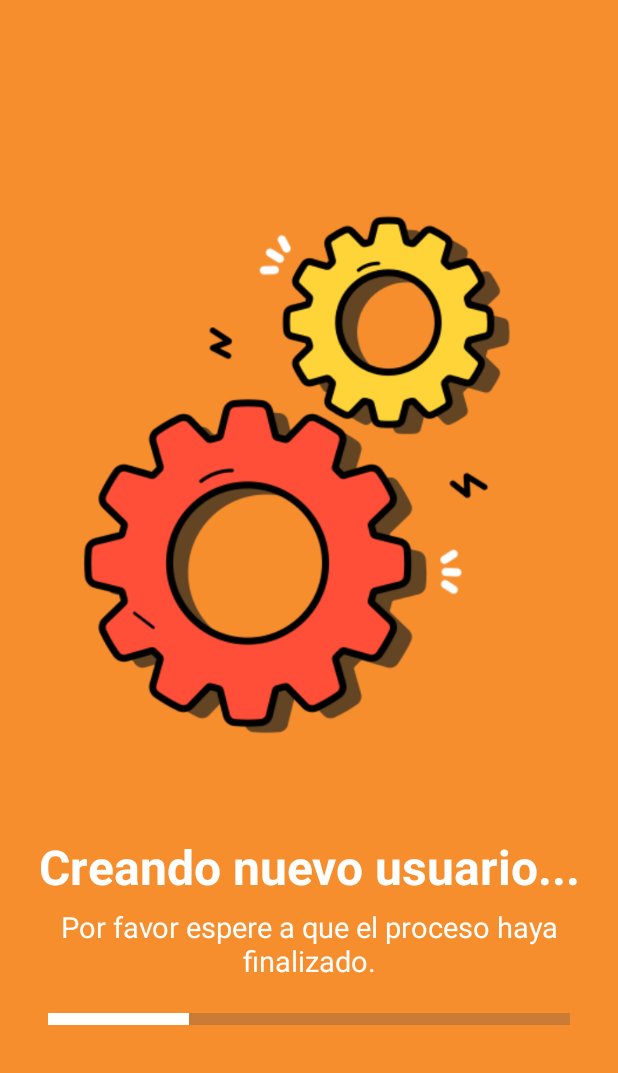
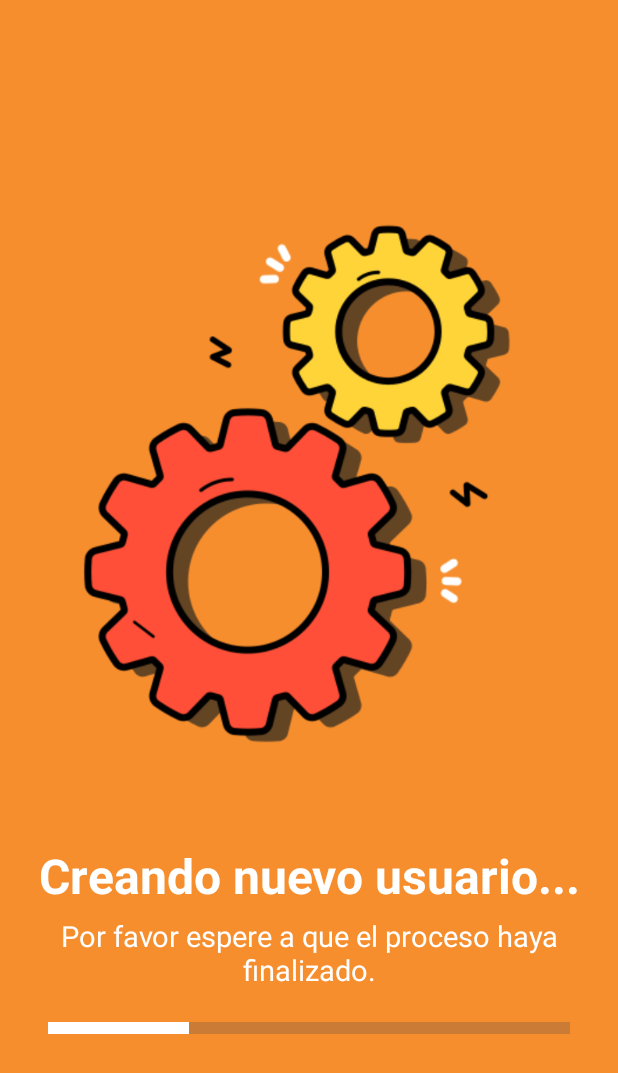
Before and after one commit to brxwny/Actividad1_2, an Android app: the AddRegisterActivity screen opened directly, with no data from a screen before it, on a phone screen of 412 x 824 dp. Shown: the top 1073 px of the screen. Run offline under Robolectric (Android 15) with nearby library versions, the phone set to English and light mode, and no system bars.

Commit message:
Adaptación 2

```diff
--- a/app/src/main/res/layout/activity_add_register.xml
+++ b/app/src/main/res/layout/activity_add_register.xml
@@ -12,7 +12,8 @@
         android:id="@+id/imageView3"
         android:layout_width="400dp"
         android:layout_height="400dp"
-        android:layout_marginTop="116dp"
+        android:layout_marginBottom="180dp"
+        app:layout_constraintBottom_toBottomOf="parent"
         app:layout_constraintEnd_toEndOf="parent"
         app:layout_constraintHorizontal_bias="0.454"
         app:layout_constraintStart_toStartOf="parent"
--- a/app/src/main/res/layout/activity_inicio.xml
+++ b/app/src/main/res/layout/activity_inicio.xml
@@ -14,7 +14,7 @@
         android:layout_height="0dp"
         android:scrollbars="vertical"
         app:layout_constraintBottom_toBottomOf="parent"
-        app:layout_constraintDimensionRatio="H,8:9"
+        app:layout_constraintDimensionRatio="H,7:8"
         app:layout_constraintEnd_toEndOf="parent"
         app:layout_constraintStart_toStartOf="parent"
         app:layout_constraintTop_toBottomOf="@+id/cv_graficos" />
```
